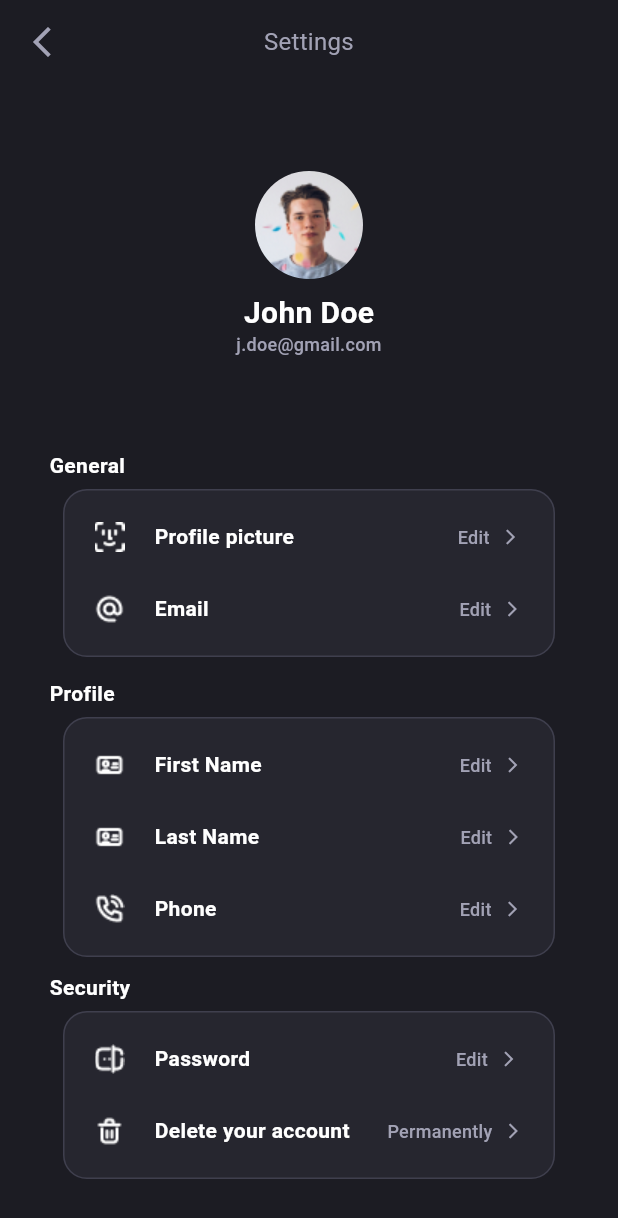
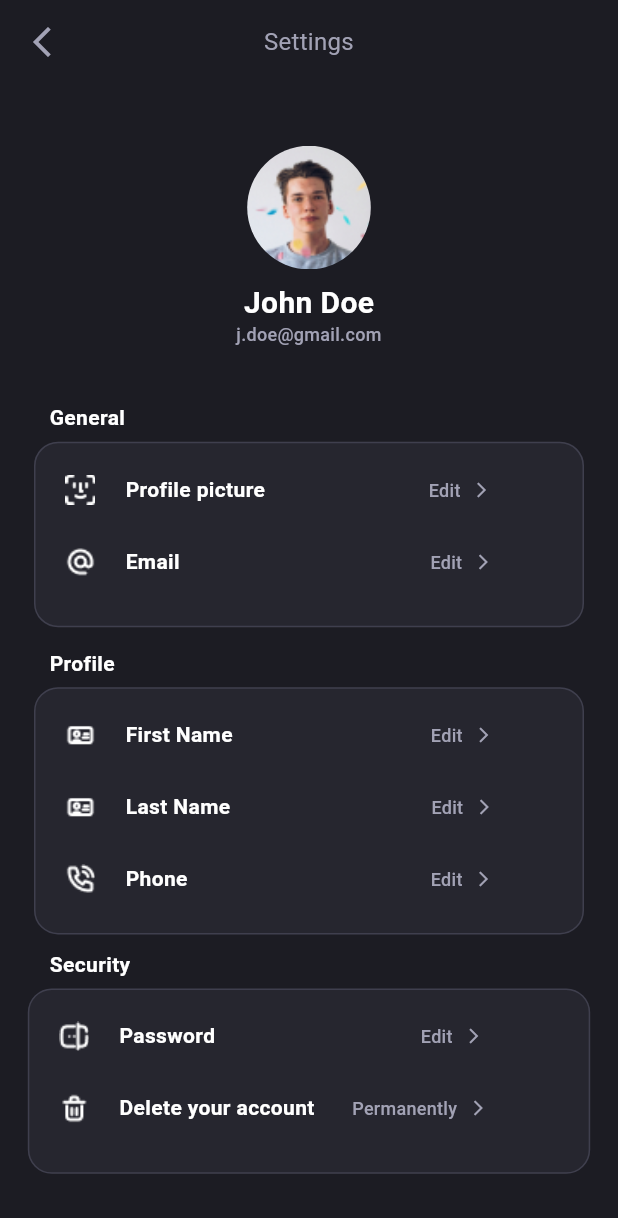
Before and after one commit to AhmedTarek42/Eyewitness-Visualizer, a Flutter app: the SettingsScreen screen opened directly, on a phone screen of 412 x 824 dp. Shown: the top 1218 px of the screen. Run offline on Flutter 3.47's test engine with Material 3 defaults, Android fonts, the phone set to English and light mode, and no system bars; our stand-ins replace bloc, cloud_firestore, conditional_builder_null_safety, dio, firebase_auth, firebase_core and 7 more; missing offline and left inert: circular_seek_bar, flutter_facebook_auth; accounts and stored records are empty.

Commit message:
fixing settings screen issues

```diff
--- a/lib/modules/eyewitness_visualizer_app/home_screen/home_screen.dart
+++ b/lib/modules/eyewitness_visualizer_app/home_screen/home_screen.dart
@@ -14,7 +14,7 @@ class HomeScreen extends StatelessWidget {
     return Scaffold(
       body: SingleChildScrollView(
         child: SizedBox(
-          height: screenHeight + 200,
+          height: screenHeight + screenHeight * 0.25,
           child: Column(
             children: [
               // Chart Container
--- a/lib/modules/eyewitness_visualizer_app/settings_screen/settings_screen.dart
+++ b/lib/modules/eyewitness_visualizer_app/settings_screen/settings_screen.dart
@@ -1,12 +1,18 @@
-import 'package:flutter/cupertino.dart';
 import 'package:flutter/material.dart';
 
-class SettingsScreen extends StatelessWidget {
-  const SettingsScreen({super.key});
+class SettingsScreen extends StatefulWidget {
+  @override
+  State<SettingsScreen> createState() => _SettingsScreenState();
+}
+
+class _SettingsScreenState extends State<SettingsScreen> {
 
   @override
   Widget build(BuildContext context) {
-    return Scaffold(
+    var width = MediaQuery.of(context).size.width;
+    var height = MediaQuery.of(context).size.height;
+    return SafeArea(
+      child: Scaffold(
         appBar: AppBar(
           backgroundColor: const Color(0xFF1C1C23),
           elevation: 0,
@@ -31,14 +37,16 @@ class SettingsScreen extends StatelessWidget {
         ),
         body: Center(
           child: SingleChildScrollView(
+            child: SizedBox(
+              height: height,
               child: Column(
                 children: [
-              const SizedBox(
-                height: 20,
+                  SizedBox(
+                    height: height / 20,
                   ),
                   Container(
-                width: 72,
-                height: 72,
+                    width: width * 0.2 ,
+                    height: height * 0.1,
                     clipBehavior: Clip.antiAlias,
                     decoration: ShapeDecoration(
                       shape: RoundedRectangleBorder(
@@ -51,8 +59,8 @@ class SettingsScreen extends StatelessWidget {
                       crossAxisAlignment: CrossAxisAlignment.center,
                       children: [
                         Container(
-                      width: 72,
-                      height: 72,
+                          width: width * 0.2 ,
+                          height: height * 0.1,
                           decoration: const BoxDecoration(
                             image: DecorationImage(
                               image: AssetImage('assets/images/Avatar.png'),
@@ -85,11 +93,11 @@ class SettingsScreen extends StatelessWidget {
                       letterSpacing: 0.20,
                     ),
                   ),
-              const SizedBox(
-                height: 60,
+                   SizedBox(
+                    height: height / 60,
                   ),
-              const SizedBox(
-                height: 20,
+                  SizedBox(
+                    height: height / 20,
                   ),
                   const Padding(
                     padding: EdgeInsets.only(left: 33, bottom: 15),
@@ -107,8 +115,8 @@ class SettingsScreen extends StatelessWidget {
                     ),
                   ),
                   Container(
-                width: 328,
-                height: 112,
+                    width: width * 0.89,
+                    height: height * 0.15,
                     padding:
                         const EdgeInsets.symmetric(horizontal: 20, vertical: 16),
                     decoration: ShapeDecoration(
@@ -229,8 +237,8 @@ class SettingsScreen extends StatelessWidget {
                     ),
                   ),
                   Container(
-                width: 328,
-                height: 160,
+                    width: width * 0.89,
+                    height: height * 0.2,
                     padding:
                         const EdgeInsets.symmetric(horizontal: 20, vertical: 16),
                     decoration: ShapeDecoration(
@@ -393,8 +401,8 @@ class SettingsScreen extends StatelessWidget {
                     ),
                   ),
                   Container(
-                width: 328,
-                height: 112,
+                    width: width * 0.91,
+                    height: height * 0.15,
                     padding:
                         const EdgeInsets.symmetric(horizontal: 20, vertical: 16),
                     decoration: ShapeDecoration(
@@ -500,6 +508,8 @@ class SettingsScreen extends StatelessWidget {
               ),
             ),
           ),
+        ),
+      ),
     );
   }
 }
```
Lines whose indentation alone changed are shown as unchanged.
